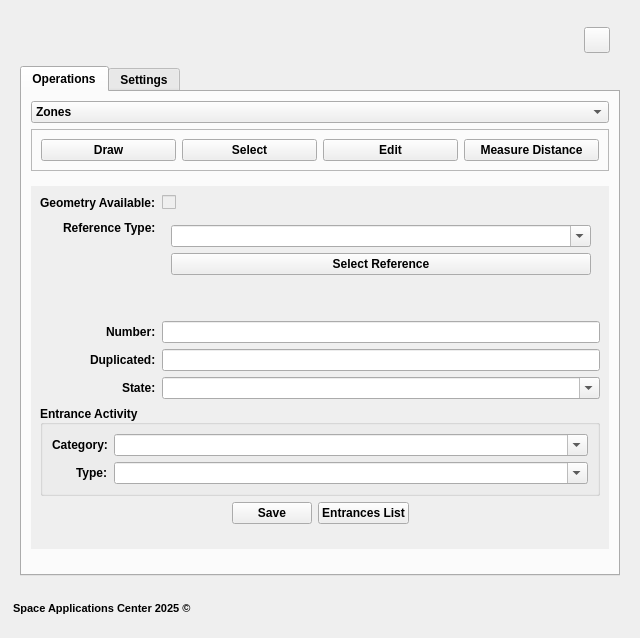
This is gui/RNA_dialog_base.ui in Zuhir-Benslama/CAM-Communal-Addressing-Map as Qt 5 draws it before an edit. The edited form follows.
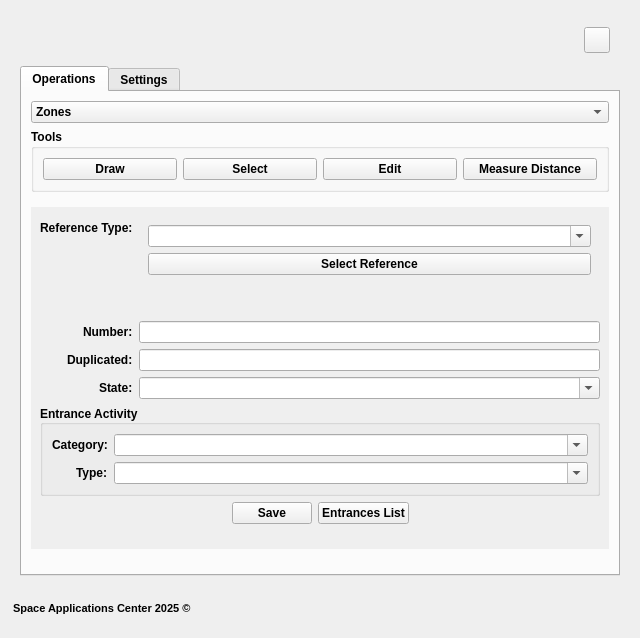
This is the edited form. The open tabs and pages were chosen to show the change. Icons and pictures are not drawn.

The edit to the form file:
```diff
--- a/gui/RNA_dialog_base.ui
+++ b/gui/RNA_dialog_base.ui
@@ -1049,8 +1049,11 @@
                                 </widget>
                               </item>
                               <item>
-                                <widget class="QFrame" name="toolbar_frame">
-                                  <property name="frameShape"><enum>QFrame::StyledPanel</enum></property><layout class="QHBoxLayout" name="toolbar_layout">
+                                <widget class="QGroupBox" name="toolbar_frame">
+                                  <property name="title">
+                                    <string>Tools</string>
+                                  </property>
+                                  <layout class="QHBoxLayout" name="toolbar_layout">
                                     <item>
                                       <widget class="QPushButton" name="draw_btn">
                                         <property name="minimumSize">
@@ -1715,32 +1718,6 @@
                                           <widget class="QWidget" name="scrollAreaWidgetContents_3">
                                             <layout class="QFormLayout" name="formLayout_3">
                                               <property name="labelAlignment"><set>Qt::AlignRight</set></property><item row="0" column="0">
-                                                <widget class="QLabel" name="label_33">
-                                                  <property name="font">
-                                                    <font>
-                                                      <weight>75</weight>
-                                                      <bold>true</bold>
-                                                    </font>
-                                                  </property>
-                                                  <property name="text">
-                                                    <string>Geometry Available:</string>
-                                                  </property>
-                                                </widget>
-                                              </item>
-                                              <item row="0" column="1">
-                                                <widget class="QCheckBox" name="is_num">
-                                                  <property name="enabled">
-                                                    <bool>false</bool>
-                                                  </property>
-                                                  <property name="toolTip">
-                                                    <string>&lt;html&gt;&lt;head/&gt;&lt;body&gt;&lt;p&gt;Indicator of geometry availability for entrance&lt;/p&gt;&lt;/body&gt;&lt;/html&gt;</string>
-                                                  </property>
-                                                  <property name="text">
-                                                    <string />
-                                                  </property>
-                                                </widget>
-                                              </item>
-                                              <item row="1" column="0">
                                                 <widget class="QLabel" name="label_40">
                                                   <property name="font">
                                                     <font>
@@ -1753,7 +1730,7 @@
                                                   </property>
                                                 </widget>
                                               </item>
-                                              <item row="1" column="1">
+                                              <item row="0" column="1">
                                                 <widget class="QFrame" name="frame_10_ref_sel">
                                                   <property name="minimumSize">
                                                     <size>
@@ -1844,7 +1821,7 @@
                                                   </layout>
                                                 </widget>
                                               </item>
-                                              <item row="2" column="0">
+                                              <item row="1" column="0">
                                                 <widget class="QLabel" name="label_34">
                                                   <property name="font">
                                                     <font>
@@ -1857,14 +1834,14 @@
                                                   </property>
                                                 </widget>
                                               </item>
-                                              <item row="2" column="1">
+                                              <item row="1" column="1">
                                                 <widget class="QLineEdit" name="num_val">
                                                   <property name="clearButtonEnabled">
                                                     <bool>false</bool>
                                                   </property>
                                                 </widget>
                                               </item>
-                                              <item row="3" column="0">
+                                              <item row="2" column="0">
                                                 <widget class="QLabel" name="label_38">
                                                   <property name="font">
                                                     <font>
@@ -1877,14 +1854,14 @@
                                                   </property>
                                                 </widget>
                                               </item>
-                                              <item row="3" column="1">
+                                              <item row="2" column="1">
                                                 <widget class="QLineEdit" name="repetition">
                                                   <property name="placeholderText">
                                                     <string />
                                                   </property>
                                                 </widget>
                                               </item>
-                                              <item row="4" column="0">
+                                              <item row="3" column="0">
                                                 <widget class="QLabel" name="label_16">
                                                   <property name="font">
                                                     <font>
@@ -1897,7 +1874,7 @@
                                                   </property>
                                                 </widget>
                                               </item>
-                                              <item row="4" column="1">
+                                              <item row="3" column="1">
                                                 <widget class="QComboBox" name="num_state">
                                                   <property name="editable">
                                                     <bool>true</bool>
```
Left out of the diff: 185 changed lines with no effect on the pictures.
